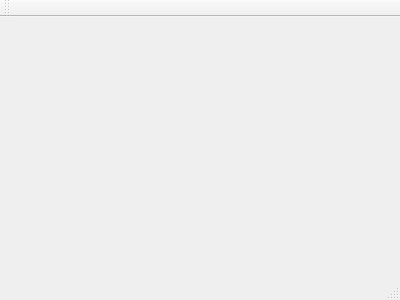
Qt form login.ui (edmundormz/qt_sierras) before a commit.
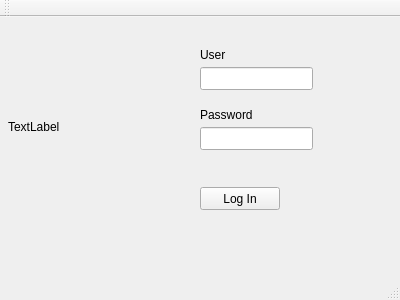
The same form after that commit.

Commit message: Display logo on login

Diff of the .ui file:
```diff
--- a/login.ui
+++ b/login.ui
@@ -12,13 +12,101 @@
   <property name="windowTitle" >
    <string>LogIn</string>
   </property>
-  <widget class="QMenuBar" name="menuBar" />
-  <widget class="QToolBar" name="mainToolBar" />
-  <widget class="QWidget" name="centralWidget" />
-  <widget class="QStatusBar" name="statusBar" />
+  <widget class="QWidget" name="centralWidget">
+   <widget class="QLabel" name="labelLogo">
+    <property name="geometry">
+     <rect>
+      <x>8</x>
+      <y>24</y>
+      <width>161</width>
+      <height>171</height>
+     </rect>
+    </property>
+    <property name="text">
+     <string>TextLabel</string>
+    </property>
+   </widget>
+   <widget class="QLabel" name="labelUser">
+    <property name="geometry">
+     <rect>
+      <x>200</x>
+      <y>30</y>
+      <width>59</width>
+      <height>15</height>
+     </rect>
+    </property>
+    <property name="text">
+     <string>User</string>
+    </property>
+   </widget>
+   <widget class="QLabel" name="labelPassword">
+    <property name="geometry">
+     <rect>
+      <x>200</x>
+      <y>90</y>
+      <width>59</width>
+      <height>15</height>
+     </rect>
+    </property>
+    <property name="text">
+     <string>Password</string>
+    </property>
+   </widget>
+   <widget class="QPushButton" name="buttonLogin">
+    <property name="geometry">
+     <rect>
+      <x>200</x>
+      <y>170</y>
+      <width>80</width>
+      <height>23</height>
+     </rect>
+    </property>
+    <property name="text">
+     <string>Log In</string>
+    </property>
+   </widget>
+   <widget class="QLineEdit" name="lineUser">
+    <property name="geometry">
+     <rect>
+      <x>200</x>
+      <y>50</y>
+      <width>113</width>
+      <height>23</height>
+     </rect>
+    </property>
+   </widget>
+   <widget class="QLineEdit" name="linePassword">
+    <property name="geometry">
+     <rect>
+      <x>200</x>
+      <y>110</y>
+      <width>113</width>
+      <height>23</height>
+     </rect>
+    </property>
+   </widget>
+  </widget>
+  <widget class="QMenuBar" name="menuBar">
+   <property name="geometry">
+    <rect>
+     <x>0</x>
+     <y>0</y>
+     <width>400</width>
+     <height>20</height>
+    </rect>
+   </property>
+  </widget>
+  <widget class="QToolBar" name="mainToolBar">
+   <attribute name="toolBarArea">
+    <enum>TopToolBarArea</enum>
+   </attribute>
+   <attribute name="toolBarBreak">
+    <bool>false</bool>
+   </attribute>
+  </widget>
+  <widget class="QStatusBar" name="statusBar"/>
  </widget>
- <layoutDefault spacing="6" margin="11" />
- <pixmapfunction></pixmapfunction>
+ <layoutdefault spacing="6" margin="11"/>
  <resources/>
  <connections/>
 </ui>
```
Left out of the diff: 7 changed lines with no effect on the pictures. The commit also changes 5 other files.
